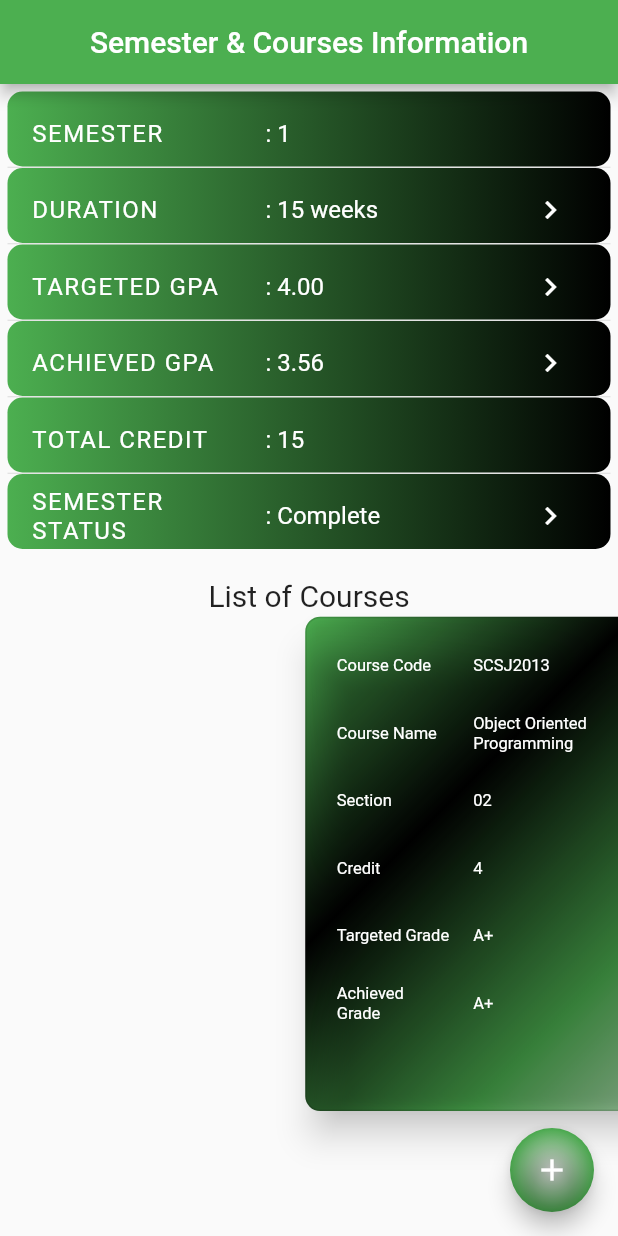
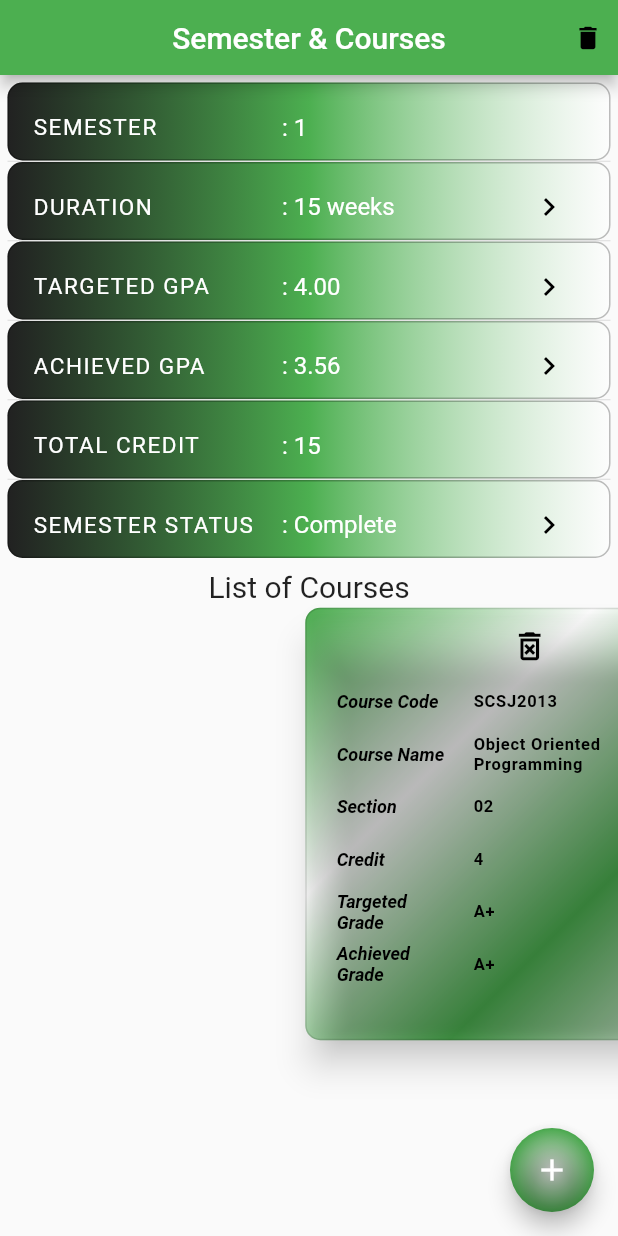
Before and after one commit to Ainal-Farhan/Managedo, a Flutter app: the screen it shows after launch, on a phone screen of 412 x 824 dp. Run offline on Flutter 3.47's test engine with Material 2 defaults, Android fonts, the phone set to English and light mode, and no system bars; drawn by our look-alikes of scroll_snap_list; our stand-ins replace charts_flutter, get_it.

Commit message:
add delete features to semester and course list screen
improve ui
add delete button for deleting semester and course

```diff
--- a/lib/screens/EducationInfoScreen/components/body.dart
+++ b/lib/screens/EducationInfoScreen/components/body.dart
@@ -148,7 +148,7 @@ class Body extends StatelessWidget {
                                                     size: 30,
                                                   ),
                                                   onPressed: () =>
-                                                      showAlert(context),
+                                                      _showAlert(context),
                                                 )
                                               ],
                                             ),
@@ -240,7 +240,7 @@ class Body extends StatelessWidget {
               ));
   }
 
-  showAlert(BuildContext context) {
+  _showAlert(BuildContext context) {
     showDialog(
       context: context,
       builder: (BuildContext context) {
--- a/lib/screens/SemesterDetailsScreen/SemesterDetails_view.dart
+++ b/lib/screens/SemesterDetailsScreen/SemesterDetails_view.dart
@@ -1,5 +1,6 @@
 import 'package:flutter/material.dart';
 import 'package:managedo_mobile_app/screens/SemesterDetailsScreen/SemesterDetails_viewmodel.dart';
+import 'package:managedo_mobile_app/screens/SemesterDetailsScreen/components/bar.dart';
 import 'package:managedo_mobile_app/screens/SemesterDetailsScreen/components/float.dart';
 import 'package:managedo_mobile_app/screens/view.dart';
 import './components/body.dart';
@@ -35,9 +36,8 @@ class SemesterDetailsState extends State<SemesterDetailsView> {
       child: SafeArea(
         child: Scaffold(
           resizeToAvoidBottomInset: false,
-          appBar: AppBar(
-            title: Text('Semester & Courses Information'),
-            centerTitle: true,
+          appBar: Bar(
+            title: 'Semester & Courses',
           ),
           body: View<SemesterDetailsViewmodel>(
             initViewmodel: (viewmodel) => viewmodel.init(),
--- /dev/null
+++ b/lib/screens/SemesterDetailsScreen/components/bar.dart
@@ -0,0 +1,62 @@
+import 'package:flutter/material.dart';
+
+class Bar extends StatelessWidget implements PreferredSizeWidget {
+  final String title;
+
+  Bar({@required this.title});
+
+  @override
+  Size get preferredSize => Size.fromHeight(50.0);
+
+  @override
+  Widget build(BuildContext context) {
+    return AppBar(
+      leading: Container(),
+      title: Text(title),
+      centerTitle: true,
+      actions: [
+        Container(
+          margin: EdgeInsets.all(0),
+          height: 40,
+          width: 40,
+          child: Center(
+            child: IconButton(
+              iconSize: 20,
+              icon: Icon(Icons.delete),
+              onPressed: () => _showAlert(context),
+              color: Colors.black,
+            ),
+          ),
+        ),
+      ],
+    );
+  }
+
+  _showAlert(BuildContext context) {
+    showDialog(
+      context: context,
+      builder: (BuildContext context) {
+        return AlertDialog(
+          title: Text('Delete This Semester Information?'),
+          content: Text("Are You Sure Want To Proceed?"),
+          actions: <Widget>[
+            TextButton(
+              child: Text("YES"),
+              onPressed: () {
+                //Put your code here which you want to execute on Yes button click.
+                Navigator.of(context).pop();
+              },
+            ),
+            TextButton(
+              child: Text("NO"),
+              onPressed: () {
+                //Put your code here which you want to execute on No button click.
+                Navigator.of(context).pop();
+              },
+            ),
+          ],
+        );
+      },
+    );
+  }
+}
--- a/lib/screens/SemesterDetailsScreen/components/body.dart
+++ b/lib/screens/SemesterDetailsScreen/components/body.dart
@@ -1,5 +1,6 @@
 import 'package:flutter/material.dart';
 import 'package:managedo_mobile_app/screens/SemesterDetailsScreen/SemesterDetails_viewmodel.dart';
+import 'package:managedo_mobile_app/screens/SemesterDetailsScreen/components/custom_course_list_tile.dart';
 import 'package:managedo_mobile_app/screens/SemesterDetailsScreen/components/edit_course.dart';
 import 'package:scroll_snap_list/scroll_snap_list.dart';
 import './semester_details.dart';
@@ -19,8 +20,8 @@ class Body extends StatelessWidget {
         mainAxisAlignment: MainAxisAlignment.start,
         children: <Widget>[
           Container(
-            height: MediaQuery.of(context).size.width * 0.8,
-            width: MediaQuery.of(context).size.width * 0.8,
+            height: MediaQuery.of(context).size.width * 0.7,
+            width: MediaQuery.of(context).size.width * 0.7,
             margin: const EdgeInsets.all(2.5),
             decoration: BoxDecoration(
               shape: BoxShape.rectangle,
@@ -35,7 +36,7 @@ class Body extends StatelessWidget {
                 colors: [
                   Colors.white,
                   Colors.green,
-                  Colors.black,
+                  Colors.white,
                   Colors.green,
                 ],
               ),
@@ -45,7 +46,27 @@ class Body extends StatelessWidget {
               elevation: 10,
               child: Column(
                 children: <Widget>[
-                  CustomListTile(
+                  Row(
+                    mainAxisAlignment: MainAxisAlignment.end,
+                    crossAxisAlignment: CrossAxisAlignment.end,
+                    mainAxisSize: MainAxisSize.min,
+                    children: [
+                      Container(
+                        margin: EdgeInsets.all(0),
+                        height: 30,
+                        width: 30,
+                        child: Center(
+                          child: IconButton(
+                            iconSize: 25,
+                            icon: Icon(Icons.delete_forever_outlined),
+                            onPressed: () => _showAlert(context),
+                            color: Colors.black,
+                          ),
+                        ),
+                      ),
+                    ],
+                  ),
+                  CustomCourseListTile(
                     label: 'Course Code',
                     details:
                         _viewmodel.courseList[index].courseCode.toUpperCase(),
@@ -61,7 +82,7 @@ class Body extends StatelessWidget {
                       },
                     ),
                   ),
-                  CustomListTile(
+                  CustomCourseListTile(
                     label: 'Course Name',
                     details: _viewmodel.courseList[index].courseName,
                     onPressed: () async => await EditCourse.editCourseName(
@@ -76,7 +97,7 @@ class Body extends StatelessWidget {
                       },
                     ),
                   ),
-                  CustomListTile(
+                  CustomCourseListTile(
                     label: 'Section',
                     details:
                         (_viewmodel.courseList[index].section > 9 ? '' : '0') +
@@ -95,7 +116,7 @@ class Body extends StatelessWidget {
                       },
                     ),
                   ),
-                  CustomListTile(
+                  CustomCourseListTile(
                     label: 'Credit',
                     details: _viewmodel.courseList[index].credit.toString(),
                     onPressed: () async => await EditCourse.editCredit(
@@ -112,7 +133,7 @@ class Body extends StatelessWidget {
                       },
                     ),
                   ),
-                  CustomListTile(
+                  CustomCourseListTile(
                     label: 'Targeted Grade',
                     details: _viewmodel.courseList[index].targetedGrade
                         .toUpperCase(),
@@ -128,7 +149,7 @@ class Body extends StatelessWidget {
                       },
                     ),
                   ),
-                  CustomListTile(
+                  CustomCourseListTile(
                     label: 'Achieved Grade',
                     details:
                         _viewmodel.courseList[index].realGrade.toUpperCase(),
@@ -150,6 +171,34 @@ class Body extends StatelessWidget {
           ),
         ],
       ),
+    );
+  }
+
+  _showAlert(BuildContext context) {
+    showDialog(
+      context: context,
+      builder: (BuildContext context) {
+        return AlertDialog(
+          title: Text('Delete Selected Course Information?'),
+          content: Text("Are You Sure Want To Proceed?"),
+          actions: <Widget>[
+            TextButton(
+              child: Text("YES"),
+              onPressed: () {
+                //Put your code here which you want to execute on Yes button click.
+                Navigator.of(context).pop();
+              },
+            ),
+            TextButton(
+              child: Text("NO"),
+              onPressed: () {
+                //Put your code here which you want to execute on No button click.
+                Navigator.of(context).pop();
+              },
+            ),
+          ],
+        );
+      },
     );
   }
 
@@ -183,55 +232,3 @@ class Body extends StatelessWidget {
     );
   }
 }
-
-class CustomListTile extends StatelessWidget {
-  final String label;
-  final String details;
-  final Function onPressed;
-
-  CustomListTile({
-    @required this.label,
-    @required this.details,
-    @required this.onPressed,
-  });
-
-  @override
-  Widget build(BuildContext context) {
-    return Container(
-      height: 45,
-      decoration: BoxDecoration(
-        color: null,
-      ),
-      child: ListTile(
-        isThreeLine: false,
-        leading: Column(
-          mainAxisAlignment: MainAxisAlignment.center,
-          children: [
-            SizedBox(
-              width: 75,
-              child: Text(
-                label,
-                style: TextStyle(
-                  fontSize: 11,
-                  color: Colors.white,
-                ),
-              ),
-            ),
-          ],
-        ),
-        title: Text(
-          details,
-          style: TextStyle(
-            fontSize: 11,
-            color: Colors.white,
-          ),
-        ),
-        trailing: IconButton(
-          icon: Icon(Icons.keyboard_arrow_right),
-          color: Colors.white,
-          onPressed: onPressed,
-        ),
-      ),
-    );
-  }
-}
--- /dev/null
+++ b/lib/screens/SemesterDetailsScreen/components/custom_course_list_tile.dart
@@ -0,0 +1,61 @@
+import 'package:flutter/material.dart';
+
+class CustomCourseListTile extends StatelessWidget {
+  final String label;
+  final String details;
+  final Function onPressed;
+
+  CustomCourseListTile({
+    @required this.label,
+    @required this.details,
+    @required this.onPressed,
+  });
+
+  @override
+  Widget build(BuildContext context) {
+    return Container(
+      height: 35,
+      margin: EdgeInsets.all(0),
+      decoration: BoxDecoration(
+        color: null,
+      ),
+      child: ListTile(
+        isThreeLine: false,
+        leading: Column(
+          mainAxisAlignment: MainAxisAlignment.center,
+          children: [
+            Container(
+              width: 75,
+              child: Text(
+                label,
+                style: TextStyle(
+                  fontSize: 12,
+                  color: Colors.black,
+                  fontWeight: FontWeight.bold,
+                  fontStyle: FontStyle.italic,
+                ),
+              ),
+            ),
+          ],
+        ),
+        title: Text(
+          details,
+          style: TextStyle(
+            fontSize: 11,
+            color: Colors.black,
+            fontWeight: FontWeight.bold,
+            letterSpacing: 0.5,
+          ),
+        ),
+        trailing: SizedBox(
+          width: 20,
+          child: IconButton(
+            icon: Icon(Icons.keyboard_arrow_right),
+            color: Colors.black,
+            onPressed: onPressed,
+          ),
+        ),
+      ),
+    );
+  }
+}
--- a/lib/screens/SemesterDetailsScreen/components/semester_details.dart
+++ b/lib/screens/SemesterDetailsScreen/components/semester_details.dart
@@ -4,8 +4,8 @@ import 'package:managedo_mobile_app/screens/SemesterDetailsScreen/SemesterDetail
 import 'package:managedo_mobile_app/screens/SemesterDetailsScreen/SemesterDetails_viewmodel.dart';
 
 class SemesterDetails extends StatelessWidget {
-  SemesterDetailsState _state;
-  SemesterDetailsViewmodel _viewmodel;
+  final SemesterDetailsState _state;
+  final SemesterDetailsViewmodel _viewmodel;
 
   SemesterDetails({@required state, @required viewmodel})
       : _state = state,
@@ -29,7 +29,7 @@ class SemesterDetails extends StatelessWidget {
           title: Text('Enter edited value'),
           content: Row(
             children: <Widget>[
-              new Expanded(
+              Expanded(
                 child: Form(
                   key: _formKey,
                   autovalidateMode: AutovalidateMode.disabled,
@@ -172,49 +172,57 @@ class SemesterDetails extends StatelessWidget {
         padding: EdgeInsets.all(5.0),
         itemBuilder: (context, index) => Container(
           decoration: BoxDecoration(
+            border: Border.all(
+              color: Colors.black26,
+            ),
             shape: BoxShape.rectangle,
             borderRadius: BorderRadius.all(
               Radius.circular(10.0),
             ),
             gradient: LinearGradient(
               colors: [
+                Colors.black87,
                 Colors.green,
-                Colors.black,
+                Colors.white54,
               ],
               begin: Alignment.centerLeft,
               end: Alignment.centerRight,
             ),
           ),
-          child: SizedBox(
+          child: Container(
             height: 50,
             child: ListTile(
               leading: Column(
                 mainAxisAlignment: MainAxisAlignment.center,
+                crossAxisAlignment: CrossAxisAlignment.center,
                 children: [
-                  SizedBox(
-                    width: 140,
+                  Container(
+                    width: 150,
                     child: Text(
                       _viewmodel.semesterLabels[index].toUpperCase(),
                       style: TextStyle(
                         color: Colors.white,
                         letterSpacing: 1.0,
-                        fontSize: 16,
+                        fontSize: 15,
                       ),
                     ),
                   ),
                 ],
               ),
-              title: Text(
-                ': ' + _viewmodel.semesterDetails[index],
-                style: TextStyle(
-                  color: Colors.white,
-                  fontSize: 16,
+              title: Container(
+                alignment: Alignment.centerLeft,
+                child: Text(
+                  ': ' + _viewmodel.semesterDetails[index],
+                  style: TextStyle(
+                    color: Colors.white,
+                    fontSize: 16,
+                  ),
                 ),
               ),
               trailing: index != 0 && index != 4
                   ? IconButton(
                       icon: Icon(Icons.keyboard_arrow_right),
-                      color: Colors.white,
+                      color: Colors.black,
                       onPressed: () async => await (index == 1
                               ? _editDuration(
                                   context: context,
```
Also changed, not shown: lib/screens/allScreen.dart (added).
